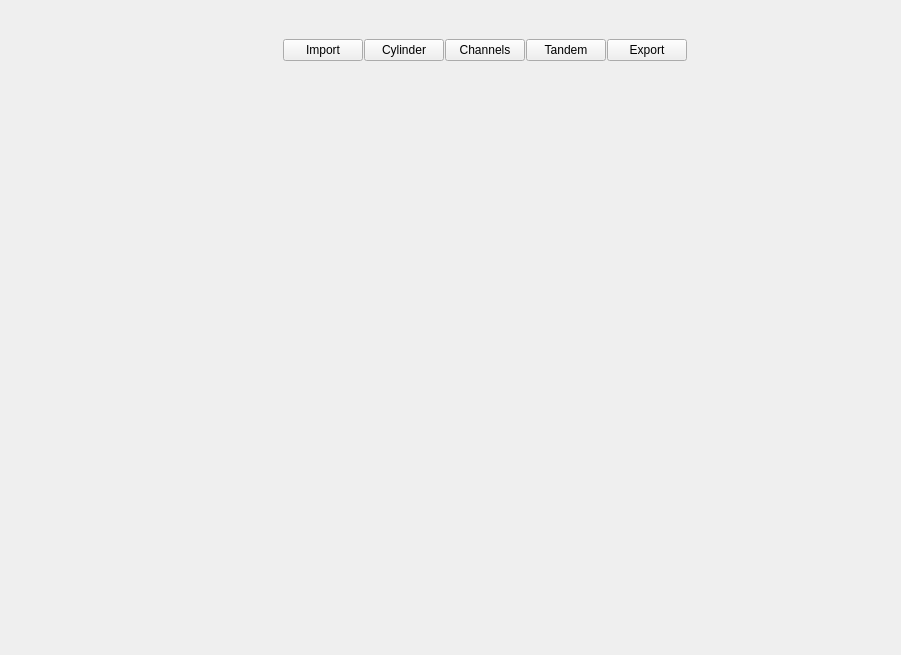
This is src/windows/ui/main_window.ui in brachify/brachify as Qt 5 draws it before an edit. The edited form follows.
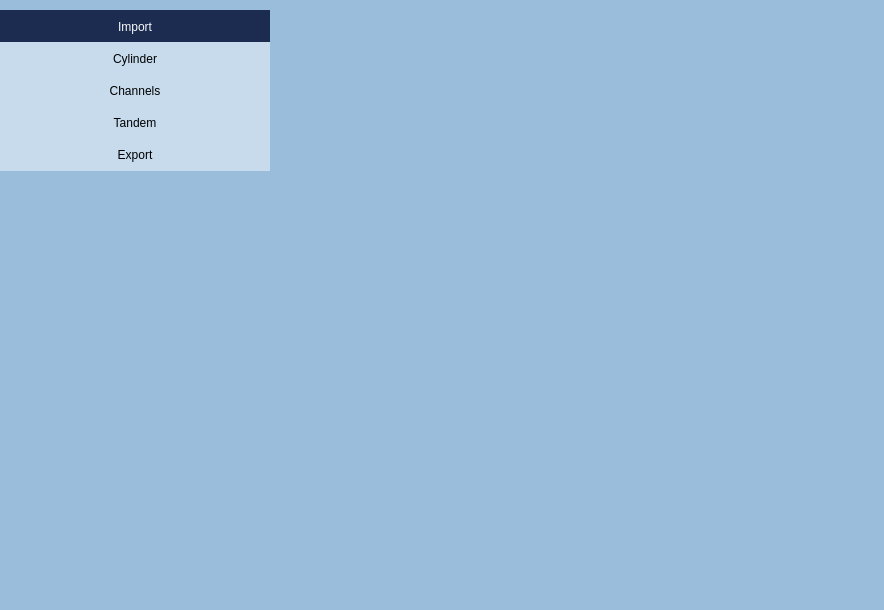
This is the edited form. The open tabs and pages were chosen to show the change. Icons and pictures are not drawn.

Commit message: Buttons stay dark blue after selected

Patch:
```diff
--- a/src/windows/ui/main_window.ui
+++ b/src/windows/ui/main_window.ui
@@ -6,155 +6,111 @@
    <rect>
     <x>0</x>
     <y>0</y>
-    <width>901</width>
-    <height>655</height>
+    <width>884</width>
+    <height>610</height>
    </rect>
   </property>
   <property name="windowTitle">
    <string>brachify</string>
   </property>
+  <property name="windowIcon">
+   <iconset>
+    <normaloff>:/Icon/Icon/brachify_splash-ico.png</normaloff>:/Icon/Icon/brachify_splash-ico.png</iconset>
+  </property>
+  <property name="styleSheet">
+   <string notr="true">background-color: rgb(155,189,220);</string>
+  </property>
   <widget class="QWidget" name="centralwidget">
-   <layout class="QHBoxLayout" name="horizontalLayout_2">
-    <item>
-     <widget class="QWidget" name="left_menu_bar" native="true">
-      <property name="minimumSize">
-       <size>
-        <width>250</width>
-        <height>0</height>
-       </size>
-      </property>
-      <property name="maximumSize">
-       <size>
-        <width>260</width>
-        <height>16777215</height>
-       </size>
-      </property>
+   <layout class="QGridLayout" name="gridLayout_2">
+    <property name="leftMargin">
+     <number>0</number>
+    </property>
+    <property name="topMargin">
+     <number>10</number>
+    </property>
+    <property name="rightMargin">
+     <number>10</number>
+    </property>
+    <property name="bottomMargin">
+     <number>5</number>
+    </property>
+    <property name="spacing">
+     <number>0</number>
+    </property>
+    <item row="0" column="1">
       <layout class="QVBoxLayout" name="verticalLayout_2">
-       <property name="leftMargin">
-        <number>0</number>
-       </property>
-       <property name="topMargin">
-        <number>0</number>
-       </property>
-       <property name="rightMargin">
-        <number>0</number>
-       </property>
-       <property name="bottomMargin">
-        <number>0</number>
-       </property>
-       <item>
-        <widget class="QStackedWidget" name="viewswidget">
-         <property name="currentIndex">
-          <number>0</number>
-         </property>
-         <widget class="QWidget" name="page_import">
-          <layout class="QVBoxLayout" name="verticalLayout_7">
            <property name="spacing">
             <number>0</number>
            </property>
            <property name="leftMargin">
-            <number>4</number>
+       <number>0</number>
+      </property>
+      <property name="bottomMargin">
+       <number>5</number>
+      </property>
+      <item>
+       <widget class="QWidget" name="display_view_widget" native="true">
+        <property name="minimumSize">
+         <size>
+          <width>600</width>
+          <height>585</height>
+         </size>
+        </property>
+        <property name="maximumSize">
+         <size>
+          <width>16777215</width>
+          <height>16777215</height>
+         </size>
+        </property>
+        <layout class="QGridLayout" name="gridLayout_3">
+         <property name="leftMargin">
+          <number>0</number>
            </property>
            <property name="topMargin">
-            <number>4</number>
+          <number>0</number>
            </property>
            <property name="rightMargin">
-            <number>4</number>
+          <number>0</number>
            </property>
            <property name="bottomMargin">
-            <number>4</number>
+          <number>0</number>
            </property>
           </layout>
          </widget>
-         <widget class="QWidget" name="page_cylinder">
+      </item>
+     </layout>
+    </item>
+    <item row="0" column="0">
           <layout class="QVBoxLayout" name="verticalLayout">
-           <property name="leftMargin">
-            <number>4</number>
-           </property>
-           <property name="topMargin">
-            <number>4</number>
-           </property>
-           <property name="rightMargin">
-            <number>4</number>
-           </property>
-           <property name="bottomMargin">
-            <number>4</number>
-           </property>
-          </layout>
-         </widget>
-         <widget class="QWidget" name="page_channels">
-          <layout class="QVBoxLayout" name="verticalLayout_3">
-           <property name="leftMargin">
+      <property name="spacing">
             <number>0</number>
            </property>
-           <property name="topMargin">
-            <number>0</number>
-           </property>
-           <property name="rightMargin">
-            <number>0</number>
-           </property>
-           <property name="bottomMargin">
-            <number>0</number>
-           </property>
-          </layout>
-         </widget>
-         <widget class="QWidget" name="page_tandem">
-          <layout class="QVBoxLayout" name="verticalLayout_4">
            <property name="leftMargin">
             <number>0</number>
            </property>
            <property name="topMargin">
             <number>0</number>
            </property>
-           <property name="rightMargin">
-            <number>0</number>
-           </property>
            <property name="bottomMargin">
-            <number>0</number>
-           </property>
-          </layout>
-         </widget>
-         <widget class="QWidget" name="page_export">
-          <layout class="QVBoxLayout" name="verticalLayout_8">
-           <property name="leftMargin">
-            <number>0</number>
-           </property>
-           <property name="topMargin">
-            <number>0</number>
-           </property>
-           <property name="rightMargin">
-            <number>0</number>
-           </property>
-           <property name="bottomMargin">
-            <number>0</number>
-           </property>
-          </layout>
-         </widget>
-        </widget>
-       </item>
-      </layout>
-     </widget>
-    </item>
-    <item>
-     <widget class="QWidget" name="bodywidget" native="true">
-      <layout class="QVBoxLayout" name="verticalLayout_5">
+       <number>5</number>
+      </property>
        <item>
         <widget class="QWidget" name="top_menu_bar" native="true">
          <property name="minimumSize">
           <size>
-           <width>0</width>
-           <height>64</height>
+          <width>270</width>
+          <height>180</height>
           </size>
          </property>
          <property name="maximumSize">
           <size>
-           <width>16777215</width>
-           <height>64</height>
-          </size>
-         </property>
-         <layout class="QHBoxLayout" name="horizontalLayout">
+          <width>271</width>
+          <height>180</height>
+         </size>
+        </property>
+        <layout class="QVBoxLayout" name="verticalLayout_31">
           <property name="spacing">
-           <number>1</number>
+          <number>0</number>
           </property>
           <property name="leftMargin">
            <number>0</number>
@@ -166,22 +122,29 @@
            <number>0</number>
           </property>
           <property name="bottomMargin">
-           <number>0</number>
+          <number>20</number>
           </property>
           <item>
            <widget class="QPushButton" name="btn_import_view">
             <property name="minimumSize">
              <size>
-              <width>80</width>
-              <height>0</height>
+             <width>270</width>
+             <height>33</height>
              </size>
             </property>
             <property name="maximumSize">
              <size>
-              <width>80</width>
-              <height>16777215</height>
-             </size>
-            </property>
+             <width>270</width>
+             <height>33</height>
+            </size>
+           </property>
+           <property name="styleSheet">
+            <string notr="true">QPushButton {
+	color: rgb(250,250,250);
+	background-color: rgb(28, 44, 81);
+	border: 0px solid;
+}</string>
+           </property>
             <property name="text">
              <string>Import</string>
             </property>
@@ -189,6 +152,33 @@
           </item>
           <item>
            <widget class="QPushButton" name="btn_cylinder_view">
+           <property name="minimumSize">
+            <size>
+             <width>270</width>
+             <height>33</height>
+            </size>
+           </property>
+           <property name="maximumSize">
+            <size>
+             <width>270</width>
+             <height>33</height>
+            </size>
+           </property>
+           <property name="styleSheet">
+            <string notr="true">QPushButton {
+	color: rgb(0, 0, 0);
+	background-color: rgb(199, 219, 237);
+	border: 0px solid;
+}
+QPushButton:hover {
+	color: rgb(250,250,250);
+	background-color: rgb(48, 88, 162);
+}
+QPushButton:pressed {
+	color: rgb(250,250,250);
+	background-color: rgb(28, 44, 81);
+}</string>
+           </property>
             <property name="text">
              <string>Cylinder</string>
             </property>
@@ -198,16 +188,31 @@
            <widget class="QPushButton" name="btn_channels_view">
             <property name="minimumSize">
              <size>
-              <width>80</width>
-              <height>0</height>
+             <width>270</width>
+             <height>33</height>
              </size>
             </property>
             <property name="maximumSize">
              <size>
-              <width>80</width>
-              <height>16777215</height>
-             </size>
-            </property>
+             <width>270</width>
+             <height>33</height>
+            </size>
+           </property>
+           <property name="styleSheet">
+            <string notr="true">QPushButton {
+	color: rgb(0, 0, 0);
+	background-color: rgb(199, 219, 237);
+	border: 0px solid;
+}
+QPushButton:hover {
+	color: rgb(250,250,250);
+	background-color: rgb(48, 88, 162);
+}
+QPushButton:pressed {
+	color: rgb(250,250,250);
+	background-color: rgb(28, 44, 81);
+}</string>
+           </property>
             <property name="text">
              <string>Channels</string>
             </property>
@@ -215,6 +220,33 @@
           </item>
           <item>
            <widget class="QPushButton" name="btn_tandem_view">
+           <property name="minimumSize">
+            <size>
+             <width>270</width>
+             <height>33</height>
+            </size>
+           </property>
+           <property name="maximumSize">
+            <size>
+             <width>270</width>
+             <height>33</height>
+            </size>
+           </property>
+           <property name="styleSheet">
+            <string notr="true">QPushButton {
+	color: rgb(0, 0, 0);
+	background-color: rgb(199, 219, 237);
+	border: 0px solid;
+}
+QPushButton:hover {
+	color: rgb(250,250,250);
+	background-color: rgb(48, 88, 162);
+}
+QPushButton:pressed {
+	color: rgb(250,250,250);
+	background-color: rgb(28, 44, 81);
+}</string>
+           </property>
             <property name="text">
              <string>Tandem</string>
             </property>
@@ -222,36 +254,63 @@
           </item>
           <item>
            <widget class="QPushButton" name="btn_export_view">
+           <property name="minimumSize">
+            <size>
+             <width>270</width>
+             <height>33</height>
+            </size>
+           </property>
+           <property name="maximumSize">
+            <size>
+             <width>270</width>
+             <height>33</height>
+            </size>
+           </property>
+           <property name="styleSheet">
+            <string notr="true">QPushButton {
+	color: rgb(0, 0, 0);
+	background-color: rgb(199, 219, 237);
+	border: 0px solid;
+}
+QPushButton:hover {
+	color: rgb(250,250,250);
+	background-color: rgb(48, 88, 162);
+}
+QPushButton:pressed {
+	color: rgb(250,250,250);
+	background-color: rgb(28, 44, 81);
+}</string>
+           </property>
             <property name="text">
              <string>Export</string>
             </property>
            </widget>
           </item>
-          <item>
-           <spacer name="horizontalSpacer_2">
-            <property name="orientation">
-             <enum>Qt::Horizontal</enum>
-            </property>
-            <property name="sizeHint" stdset="0">
-             <size>
-              <width>40</width>
-              <height>20</height>
-             </size>
-            </property>
-           </spacer>
-          </item>
          </layout>
         </widget>
        </item>
        <item>
-        <widget class="QWidget" name="display_view_widget" native="true">
+       <widget class="QStackedWidget" name="viewswidget">
          <property name="minimumSize">
           <size>
-           <width>600</width>
-           <height>540</height>
-          </size>
-         </property>
-         <layout class="QGridLayout" name="gridLayout">
+          <width>100</width>
+          <height>100</height>
+         </size>
+        </property>
+        <property name="maximumSize">
+         <size>
+          <width>270</width>
+          <height>16777215</height>
+         </size>
+        </property>
+        <property name="currentIndex">
+         <number>1</number>
+        </property>
+        <widget class="QWidget" name="page_import">
+         <layout class="QVBoxLayout" name="verticalLayout_32">
+          <property name="spacing">
+           <number>0</number>
+          </property>
           <property name="leftMargin">
            <number>0</number>
           </property>
@@ -265,10 +324,74 @@
            <number>0</number>
           </property>
          </layout>
+        </widget>
+        <widget class="QWidget" name="page_cylinder">
+         <layout class="QVBoxLayout" name="verticalLayout_33">
+          <property name="leftMargin">
+           <number>0</number>
+          </property>
+          <property name="topMargin">
+           <number>0</number>
+          </property>
+          <property name="rightMargin">
+           <number>0</number>
+          </property>
+          <property name="bottomMargin">
+           <number>0</number>
+          </property>
+         </layout>
+        </widget>
+        <widget class="QWidget" name="page_channels">
+         <layout class="QVBoxLayout" name="verticalLayout_35">
+          <property name="leftMargin">
+           <number>0</number>
+          </property>
+          <property name="topMargin">
+           <number>0</number>
+          </property>
+          <property name="rightMargin">
+           <number>0</number>
+          </property>
+          <property name="bottomMargin">
+           <number>0</number>
+          </property>
+         </layout>
+        </widget>
+        <widget class="QWidget" name="page_tandem">
+         <layout class="QVBoxLayout" name="verticalLayout_36">
+          <property name="leftMargin">
+           <number>0</number>
+          </property>
+          <property name="topMargin">
+           <number>0</number>
+          </property>
+          <property name="rightMargin">
+           <number>0</number>
+          </property>
+          <property name="bottomMargin">
+           <number>0</number>
+          </property>
+         </layout>
+        </widget>
+        <widget class="QWidget" name="page_export">
+         <layout class="QVBoxLayout" name="verticalLayout_37">
+          <property name="leftMargin">
+           <number>0</number>
+          </property>
+          <property name="topMargin">
+           <number>0</number>
+          </property>
+          <property name="rightMargin">
+           <number>0</number>
+          </property>
+          <property name="bottomMargin">
+           <number>0</number>
+          </property>
+         </layout>
+        </widget>
         </widget>
        </item>
       </layout>
-     </widget>
     </item>
    </layout>
   </widget>
```
Lines whose indentation alone changed are shown as unchanged. The commit also changes 2 other files.
